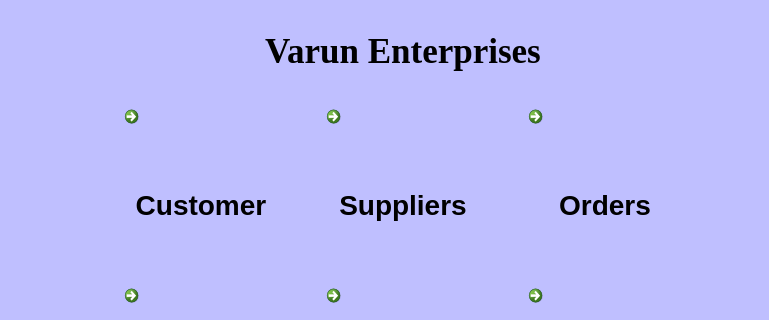
Old version of the form UI FILES/homepage.ui in the repository mj2266/inventory_app; both pictures show x 0 to 769 and y 0 to 320 of the 895 by 511 pixel window.
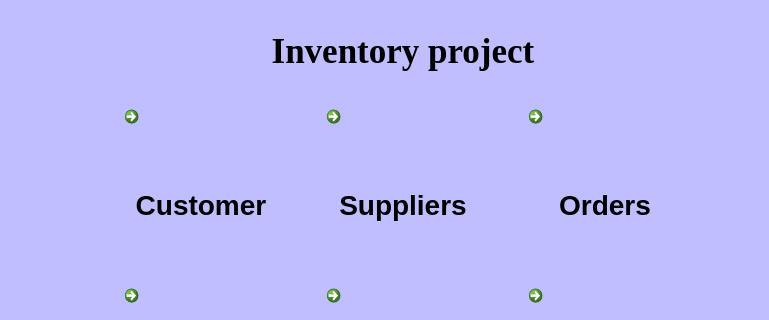
New version of the form. Icons and pictures are not drawn.

```diff
--- a/UI FILES/homepage.ui
+++ b/UI FILES/homepage.ui
@@ -319,7 +319,7 @@
        <string notr="true">font-size:35px;</string>
       </property>
       <property name="text">
-       <string>Varun Enterprises</string>
+       <string>Inventory project</string>
       </property>
       <property name="alignment">
        <set>Qt::AlignCenter</set>
```
